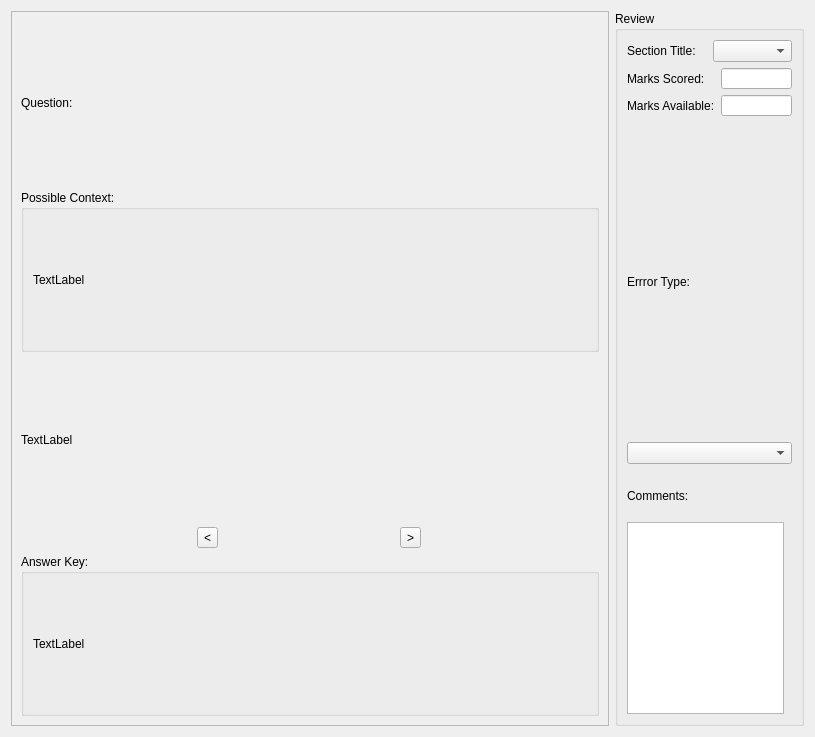
This is question_answer_viewer.ui in MahanTaps/PyMarkingTool- as Qt 5 draws it before an edit. The edited form follows.
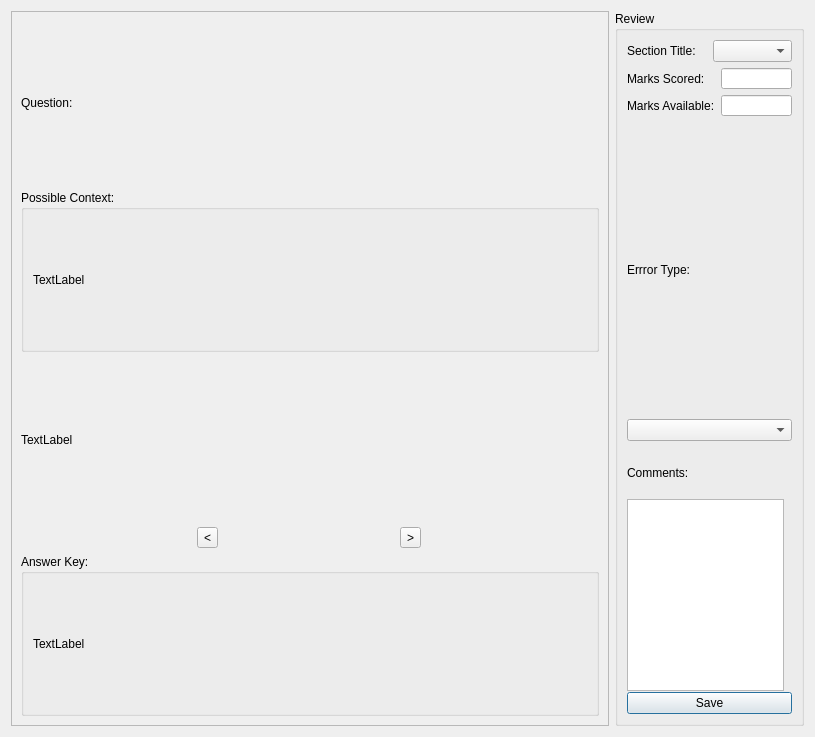
This is the edited form.

Commit message: feat(ui): add save button to QuestionAndAnswerViewer and disable it by default

The edit to the form file:
```diff
--- a/question_answer_viewer.ui
+++ b/question_answer_viewer.ui
@@ -257,6 +257,13 @@
               </property>
              </widget>
             </item>
+            <item>
+             <widget class="QPushButton" name="saveButton">
+              <property name="text">
+               <string>Save</string>
+              </property>
+             </widget>
+            </item>
            </layout>
           </item>
          </layout>
```
The commit also changes 4 other files.
